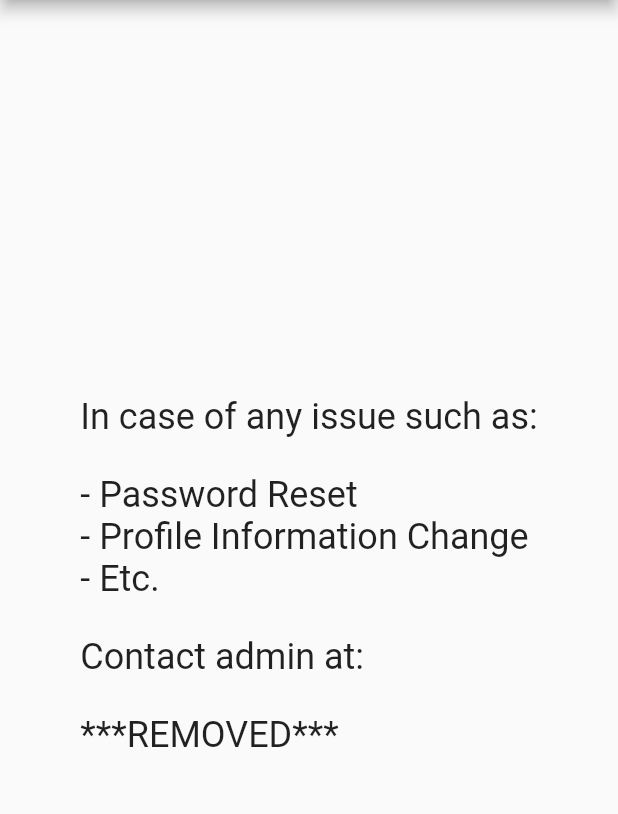
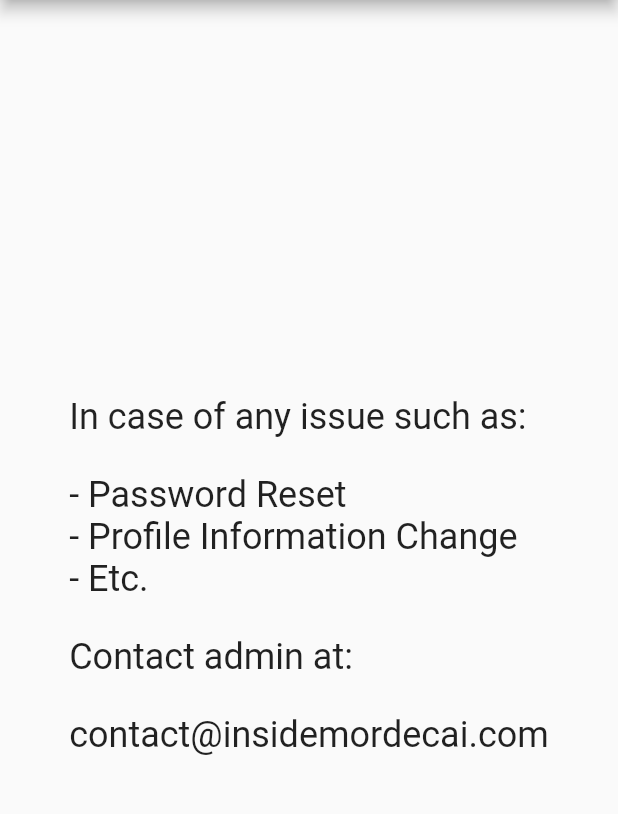
Before and after one commit to insidemordecai/etransact, a Flutter app: the Support screen opened by its route, on a phone screen of 412 x 824 dp, the part 84-898 px from its top. Run offline on Flutter 3.47's test engine with Material 2 defaults, Android fonts, the phone set to English and light mode, and no system bars; our stand-ins replace firebase_auth, firebase_core, firebase_database, firebase_storage, fluttertoast, modal_progress_hud_nsn; missing offline and left inert: flutter_pdfview; accounts and stored records are empty.

Commit message:
update: support email

```diff
--- a/lib/screens/support.dart
+++ b/lib/screens/support.dart
@@ -63,7 +63,7 @@ class Support extends StatelessWidget {
               ),
               SizedBox(height: 24),
               Text(
-                '***REMOVED***',
+                'contact@insidemordecai.com',
                 style: TextStyle(
                   fontWeight: FontWeight.normal,
                   fontSize: 24,
```
